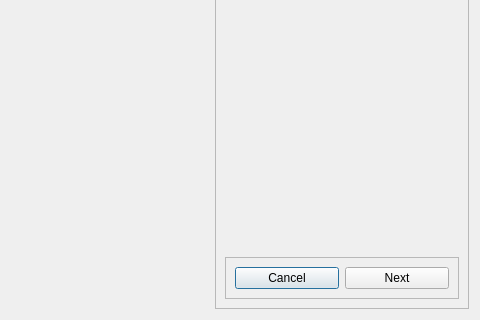
First picture: the form in ui_files/new_reservation_dialog.ui, repository xbryan25/hotel-management-system, before the edit; both pictures show x 310 to 790 and y 182 to 502 of the 790 by 502 pixel window.
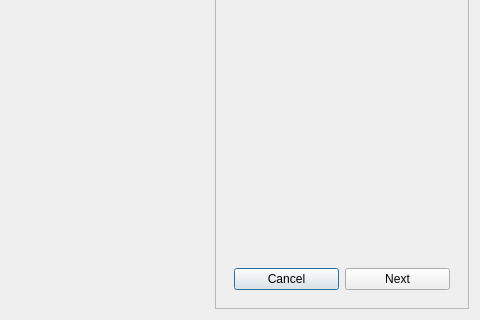
Second picture: the form after the edit. The open tabs and pages were chosen to show the change.

Commit message: ui(layout): remove default frame borders

Diff of the .ui file:
```diff
--- a/ui_files/new_reservation_dialog.ui
+++ b/ui_files/new_reservation_dialog.ui
@@ -423,7 +423,7 @@
       <item row="7" column="0" colspan="2">
        <widget class="QFrame" name="button_frame">
         <property name="frameShape">
-         <enum>QFrame::StyledPanel</enum>
+         <enum>QFrame::NoFrame</enum>
         </property>
         <property name="frameShadow">
          <enum>QFrame::Raised</enum>
```
Left out of the diff: 4 changed lines with no effect on the pictures. The commit also changes 3 other files.
